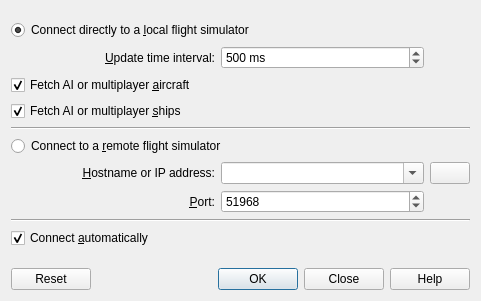
albar965/littlenavmap, file src/connect/connectdialog.ui: the form before one commit.
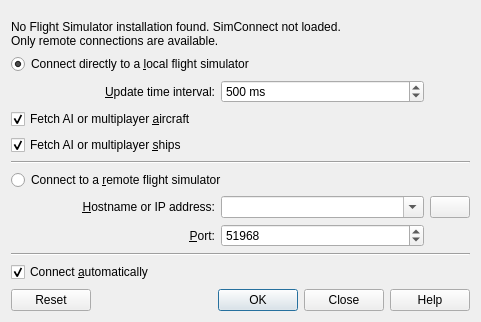
The form after the commit. Icons and pictures are not drawn.

Commit message: Added notification message if SimConnect was not found in connect dialog. #110

```diff
--- a/src/connect/connectdialog.ui
+++ b/src/connect/connectdialog.ui
@@ -7,7 +7,7 @@
     <x>0</x>
     <y>0</y>
     <width>481</width>
-    <height>301</height>
+    <height>322</height>
    </rect>
   </property>
   <property name="windowTitle">
@@ -19,7 +19,7 @@
      <property name="topMargin">
       <number>9</number>
      </property>
-     <item row="1" column="1">
+     <item row="2" column="1">
       <widget class="QSpinBox" name="spinBoxConnectUpdateRate">
        <property name="toolTip">
         <string>Allowed range is 50 milliseconds up to 1 second. 
@@ -43,7 +43,7 @@
        </property>
       </widget>
      </item>
-     <item row="6" column="0">
+     <item row="7" column="0">
       <widget class="QLabel" name="labelConnectHostname">
        <property name="text">
         <string>&amp;Hostname or IP address:</string>
@@ -56,7 +56,7 @@
        </property>
       </widget>
      </item>
-     <item row="6" column="2">
+     <item row="7" column="2">
       <widget class="QPushButton" name="pushButtonConnectDeleteHostname">
        <property name="sizePolicy">
         <sizepolicy hsizetype="Fixed" vsizetype="Fixed">
@@ -76,7 +76,7 @@
        </property>
       </widget>
      </item>
-     <item row="7" column="1">
+     <item row="8" column="1">
       <widget class="QSpinBox" name="spinBoxConnectPort">
        <property name="toolTip">
         <string>Add the &lt;span style=&quot;color: #ff0000; font-weight:bold&quot;&gt;port&lt;/span&gt; that Little Navconnect shows on startup.</string>
@@ -95,7 +95,7 @@
        </property>
       </widget>
      </item>
-     <item row="7" column="0">
+     <item row="8" column="0">
       <widget class="QLabel" name="labelConnectPort">
        <property name="text">
         <string>&amp;Port:</string>
@@ -108,7 +108,7 @@
        </property>
       </widget>
      </item>
-     <item row="6" column="1">
+     <item row="7" column="1">
       <widget class="QComboBox" name="comboBoxConnectHostname">
        <property name="toolTip">
         <string>Add the &lt;span style=&quot;color: #0000ff; font-weight:bold&quot;&gt;hostname&lt;/span&gt; or &lt;span style=&quot;color: #0000ff; font-weight:bold&quot;&gt;IP address&lt;/span&gt; that Little Navconnect shows on startup.</string>
@@ -130,14 +130,14 @@
        </property>
       </widget>
      </item>
-     <item row="4" column="0" colspan="3">
-      <widget class="Line" name="lineDirectRemote">
-       <property name="orientation">
-        <enum>Qt::Horizontal</enum>
-       </property>
-      </widget>
-     </item>
      <item row="5" column="0" colspan="3">
+      <widget class="Line" name="lineDirectRemote">
+       <property name="orientation">
+        <enum>Qt::Horizontal</enum>
+       </property>
+      </widget>
+     </item>
+     <item row="6" column="0" colspan="3">
       <widget class="QRadioButton" name="radioButtonConnectRemote">
        <property name="toolTip">
         <string>Connect to a remote flight simulator on another computer which is runnng Little Navconnect.</string>
@@ -153,7 +153,7 @@
        </attribute>
       </widget>
      </item>
-     <item row="1" column="0">
+     <item row="2" column="0">
       <widget class="QLabel" name="labelConnectUpdateRate">
        <property name="text">
         <string>&amp;Update time interval:</string>
@@ -166,7 +166,7 @@
        </property>
       </widget>
      </item>
-     <item row="0" column="0" colspan="3">
+     <item row="1" column="0" colspan="3">
       <widget class="QRadioButton" name="radioButtonConnectDirect">
        <property name="toolTip">
         <string>Connect directly to a flight simulator on the same computer.</string>
@@ -185,14 +185,14 @@
        </attribute>
       </widget>
      </item>
-     <item row="8" column="0" colspan="3">
+     <item row="9" column="0" colspan="3">
       <widget class="Line" name="lineRemoteAuto">
        <property name="orientation">
         <enum>Qt::Horizontal</enum>
        </property>
       </widget>
      </item>
-     <item row="2" column="0" colspan="2">
+     <item row="3" column="0" colspan="2">
       <widget class="QCheckBox" name="checkBoxConnectFetchAiAircraft">
        <property name="toolTip">
         <string>Deselect to disable fetching and transmission of AI or multiplayer aircraft</string>
@@ -208,7 +208,7 @@
        </property>
       </widget>
      </item>
-     <item row="3" column="0" colspan="2">
+     <item row="4" column="0" colspan="2">
       <widget class="QCheckBox" name="checkBoxConnectFetchAiShip">
        <property name="toolTip">
         <string>Deselect to disable fetching and transmission of AI or multiplayer ships</string>
@@ -224,6 +224,14 @@
        </property>
       </widget>
      </item>
+     <item row="0" column="0" colspan="3">
+      <widget class="QLabel" name="labelConnectHeader">
+       <property name="text">
+        <string>No Flight Simulator installation found. SimConnect not loaded.&lt;br/&gt;
+Only remote connections are available.</string>
+       </property>
+      </widget>
+     </item>
     </layout>
    </item>
    <item>
```
The commit also changes 2 other files.
